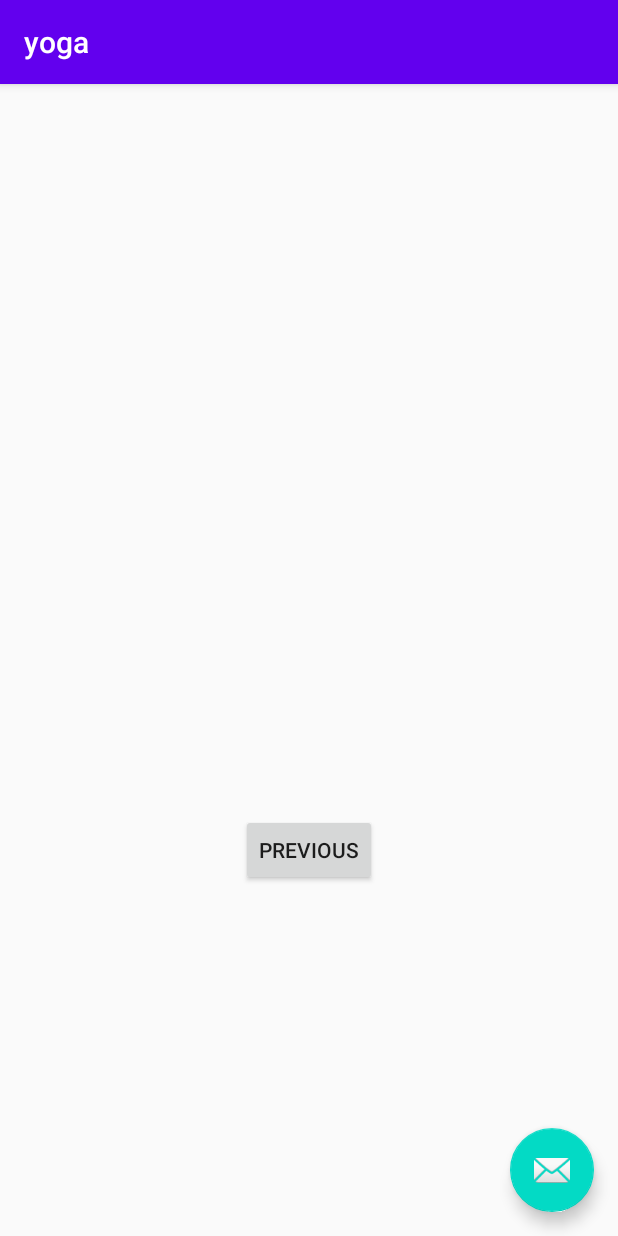
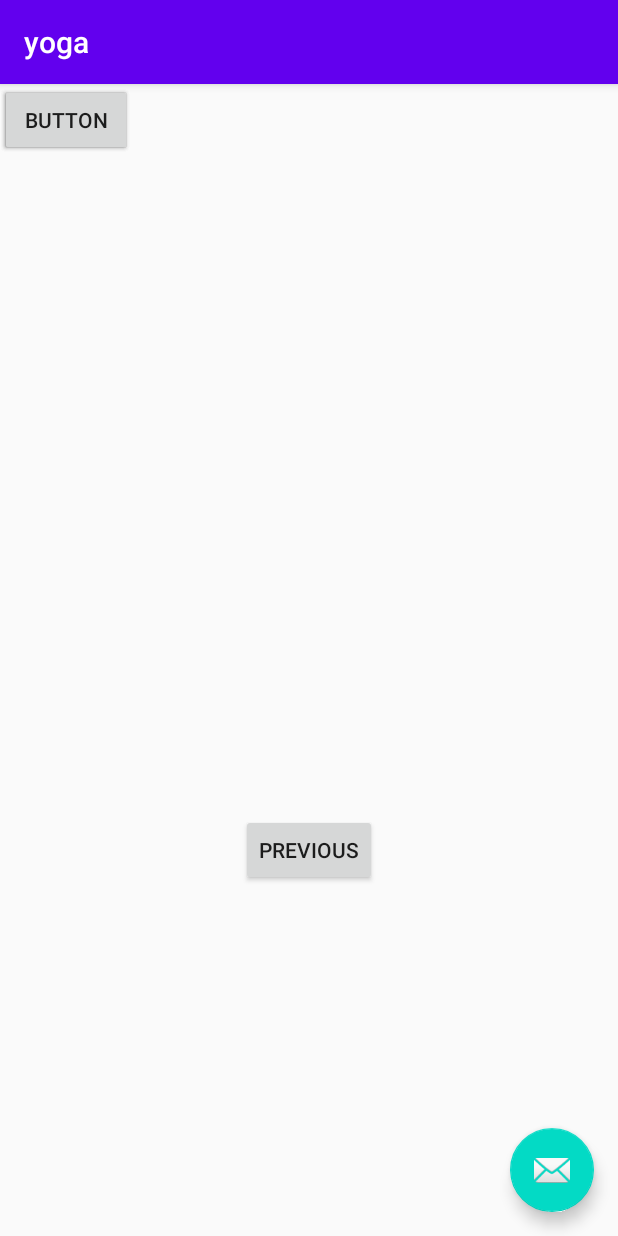
Before and after one commit to Apurv-T/YogaNature, an Android app: the Second3Fragment screen opened through its navigation route, on a phone screen of 412 x 824 dp. Run offline under Robolectric (Android 15) with nearby library versions, the phone set to English and light mode, and no system bars.

Commit message:
Added buttons to yoga layout

```diff
--- a/YogicNature/app/src/main/res/layout/fragment_second3.xml
+++ b/YogicNature/app/src/main/res/layout/fragment_second3.xml
@@ -24,4 +24,28 @@
         app:layout_constraintEnd_toEndOf="parent"
         app:layout_constraintStart_toStartOf="parent"
         app:layout_constraintTop_toBottomOf="@id/textview_second" />
+
+    <Button
+        android:id="@+id/button"
+        android:layout_width="wrap_content"
+        android:layout_height="wrap_content"
+        android:text="Button"
+        tools:layout_editor_absoluteX="161dp"
+        tools:layout_editor_absoluteY="366dp" />
+
+    <Button
+        android:id="@+id/button2"
+        android:layout_width="wrap_content"
+        android:layout_height="wrap_content"
+        android:text="Button"
+        tools:layout_editor_absoluteX="161dp"
+        tools:layout_editor_absoluteY="414dp" />
+
+    <Button
+        android:id="@+id/button3"
+        android:layout_width="wrap_content"
+        android:layout_height="wrap_content"
+        android:text="Button"
+        tools:layout_editor_absoluteX="161dp"
+        tools:layout_editor_absoluteY="510dp" />
 </androidx.constraintlayout.widget.ConstraintLayout>
```
Also changed, not shown: 5 other files.
